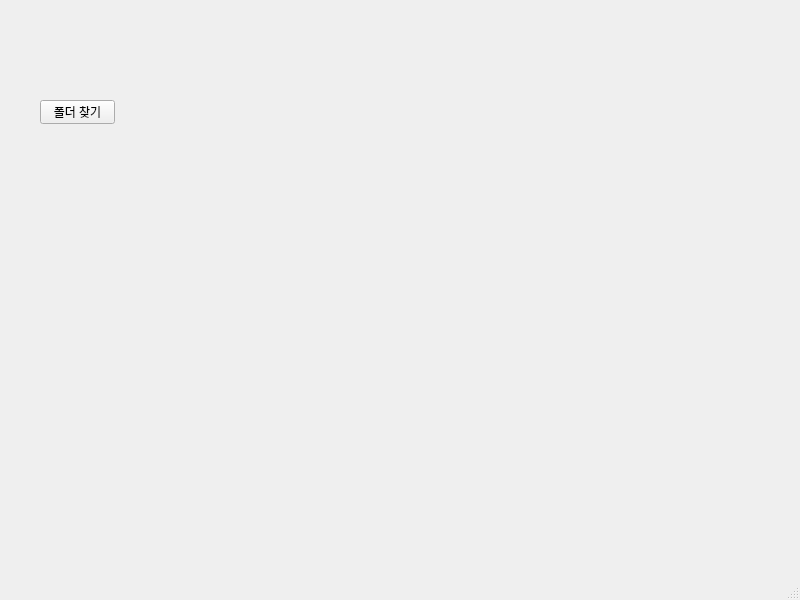
Old version of the form mainWindow.ui in the repository redzisu/memo-py.
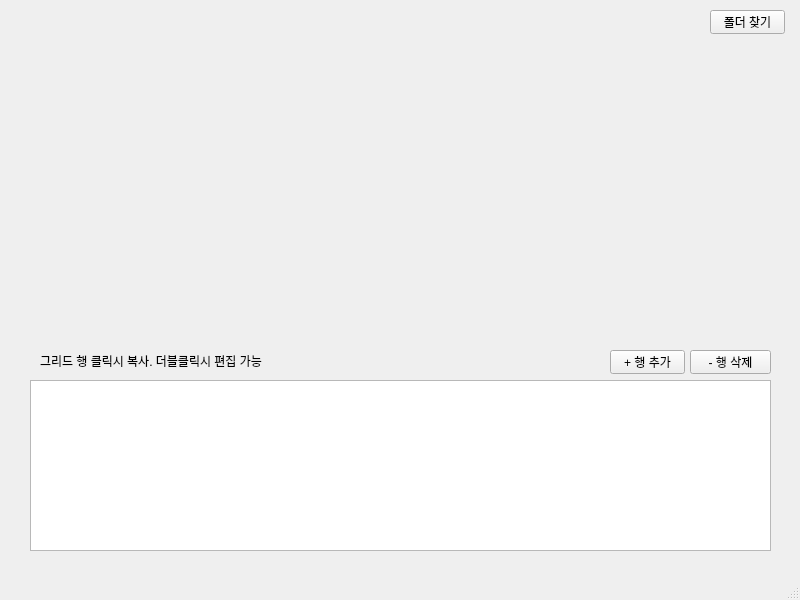
New version of the form.

Commit message: confirm 창 추가

```diff
--- a/mainWindow.ui
+++ b/mainWindow.ui
@@ -17,8 +17,8 @@
    <widget class="QPushButton" name="btn_pathFolder">
     <property name="geometry">
      <rect>
-      <x>40</x>
-      <y>100</y>
+      <x>710</x>
+      <y>10</y>
       <width>75</width>
       <height>24</height>
      </rect>
@@ -27,6 +27,55 @@
      <string>폴더 찾기</string>
     </property>
    </widget>
+   <widget class="QPushButton" name="btn_deleteRow">
+    <property name="geometry">
+     <rect>
+      <x>690</x>
+      <y>350</y>
+      <width>81</width>
+      <height>24</height>
+     </rect>
+    </property>
+    <property name="text">
+     <string>- 행 삭제</string>
+    </property>
+   </widget>
+   <widget class="QPushButton" name="btn_insertRow">
+    <property name="geometry">
+     <rect>
+      <x>610</x>
+      <y>350</y>
+      <width>75</width>
+      <height>24</height>
+     </rect>
+    </property>
+    <property name="text">
+     <string>+ 행 추가</string>
+    </property>
+   </widget>
+   <widget class="QListWidget" name="grd_list">
+    <property name="geometry">
+     <rect>
+      <x>30</x>
+      <y>380</y>
+      <width>741</width>
+      <height>171</height>
+     </rect>
+    </property>
+   </widget>
+   <widget class="QLabel" name="label">
+    <property name="geometry">
+     <rect>
+      <x>40</x>
+      <y>350</y>
+      <width>491</width>
+      <height>21</height>
+     </rect>
+    </property>
+    <property name="text">
+     <string>그리드 행 클릭시 복사. 더블클릭시 편집 가능</string>
+    </property>
+   </widget>
   </widget>
   <widget class="QMenuBar" name="menubar">
    <property name="geometry">
```
The commit also changes 3 other files.
